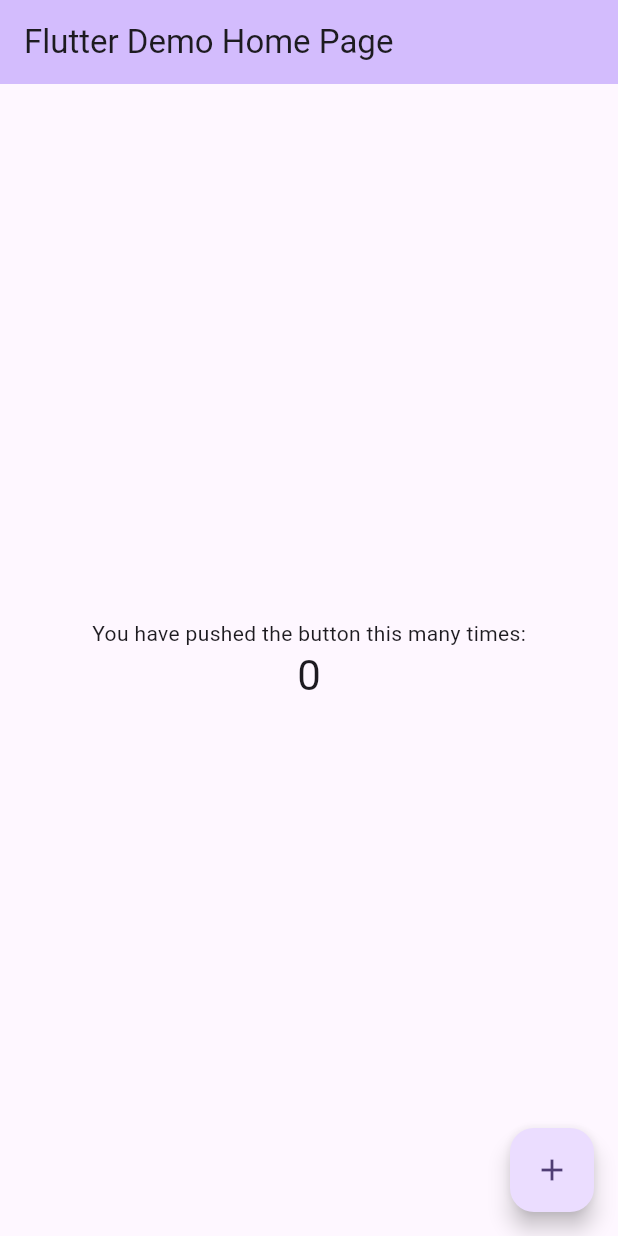
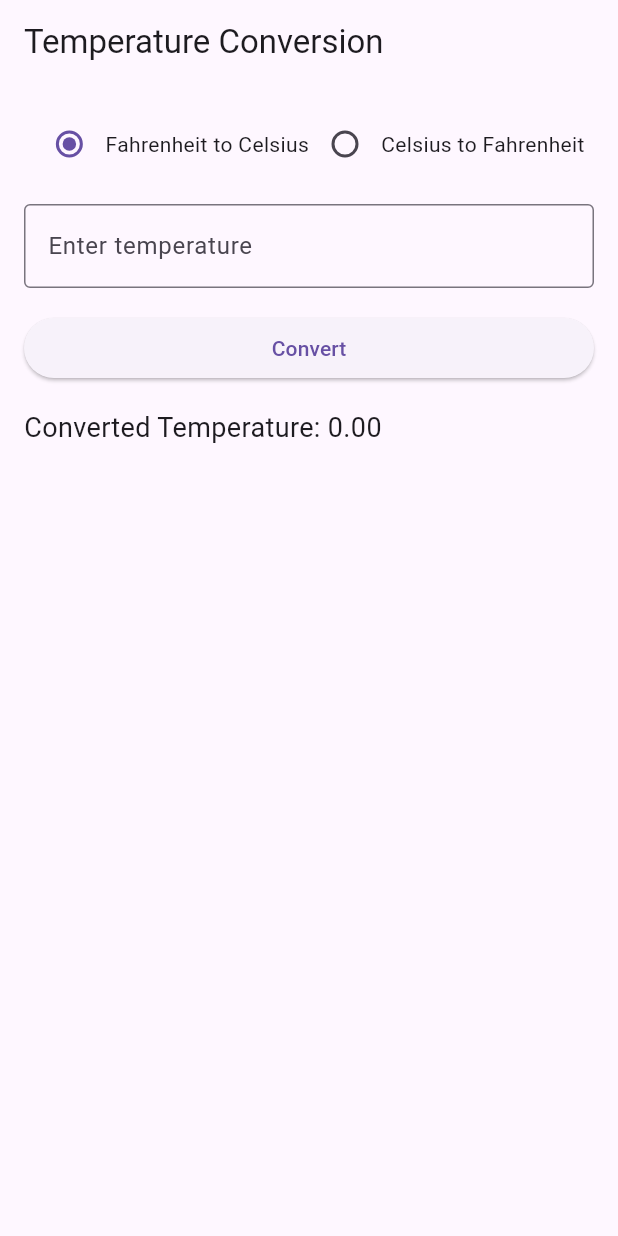
Before and after one commit to Beritha-n12/temperature_converter, a Flutter app: the screen it shows after launch, on a phone screen of 412 x 824 dp. Run offline on Flutter 3.47's test engine with Material 3 defaults, Android fonts, the phone set to English and light mode, and no system bars.

Commit message:
Temperature converter

```diff
--- a/lib/main.dart
+++ b/lib/main.dart
@@ -1,125 +1,126 @@
 import 'package:flutter/material.dart';
 
 void main() {
-  runApp(const MyApp());
+  runApp(const TemperatureConversionApp());
 }
 
-class MyApp extends StatelessWidget {
-  const MyApp({super.key});
+class TemperatureConversionApp extends StatelessWidget {
+  const TemperatureConversionApp({super.key});
 
-  // This widget is the root of your application.
   @override
   Widget build(BuildContext context) {
     return MaterialApp(
-      title: 'Flutter Demo',
+      title: 'Temperature Conversion',
       theme: ThemeData(
-        // This is the theme of your application.
-        //
-        // TRY THIS: Try running your application with "flutter run". You'll see
-        // the application has a purple toolbar. Then, without quitting the app,
-        // try changing the seedColor in the colorScheme below to Colors.green
-        // and then invoke "hot reload" (save your changes or press the "hot
-        // reload" button in a Flutter-supported IDE, or press "r" if you used
-        // the command line to start the app).
-        //
-        // Notice that the counter didn't reset back to zero; the application
-        // state is not lost during the reload. To reset the state, use hot
-        // restart instead.
-        //
-        // This works for code too, not just values: Most code changes can be
-        // tested with just a hot reload.
-        colorScheme: ColorScheme.fromSeed(seedColor: Colors.deepPurple),
-        useMaterial3: true,
+        primarySwatch: Colors.blue,
       ),
-      home: const MyHomePage(title: 'Flutter Demo Home Page'),
+      home: const TemperatureConversionPage(),
     );
   }
 }
 
-class MyHomePage extends StatefulWidget {
-  const MyHomePage({super.key, required this.title});
-
-  // This widget is the home page of your application. It is stateful, meaning
-  // that it has a State object (defined below) that contains fields that affect
-  // how it looks.
-
-  // This class is the configuration for the state. It holds the values (in this
-  // case the title) provided by the parent (in this case the App widget) and
-  // used by the build method of the State. Fields in a Widget subclass are
-  // always marked "final".
-
-  final String title;
+class TemperatureConversionPage extends StatefulWidget {
+  const TemperatureConversionPage({super.key});
 
   @override
-  State<MyHomePage> createState() => _MyHomePageState();
+  // ignore: library_private_types_in_public_api
+  _TemperatureConversionPageState createState() =>
+      _TemperatureConversionPageState();
 }
 
-class _MyHomePageState extends State<MyHomePage> {
-  int _counter = 0;
+class _TemperatureConversionPageState extends State<TemperatureConversionPage> {
+  String _conversionType = 'F to C';
+  double _initialTemperature = 0.0;
+  double _convertedTemperature = 0.0;
+  final List<String> _conversionHistory = [];
 
-  void _incrementCounter() {
+  void _convertTemperature() {
     setState(() {
-      // This call to setState tells the Flutter framework that something has
-      // changed in this State, which causes it to rerun the build method below
-      // so that the display can reflect the updated values. If we changed
-      // _counter without calling setState(), then the build method would not be
-      // called again, and so nothing would appear to happen.
-      _counter++;
+      if (_conversionType == 'F to C') {
+        _convertedTemperature = (_initialTemperature - 32) * 5 / 9;
+        _conversionHistory.add(
+            'F to C: $_initialTemperature => ${_convertedTemperature.toStringAsFixed(2)}');
+      } else {
+        _convertedTemperature = (_initialTemperature * 9 / 5) + 32;
+        _conversionHistory.add(
+            'C to F: $_initialTemperature => ${_convertedTemperature.toStringAsFixed(2)}');
+      }
     });
   }
 
   @override
   Widget build(BuildContext context) {
-    // This method is rerun every time setState is called, for instance as done
-    // by the _incrementCounter method above.
-    //
-    // The Flutter framework has been optimized to make rerunning build methods
-    // fast, so that you can just rebuild anything that needs updating rather
-    // than having to individually change instances of widgets.
     return Scaffold(
       appBar: AppBar(
-        // TRY THIS: Try changing the color here to a specific color (to
-        // Colors.amber, perhaps?) and trigger a hot reload to see the AppBar
-        // change color while the other colors stay the same.
-        backgroundColor: Theme.of(context).colorScheme.inversePrimary,
-        // Here we take the value from the MyHomePage object that was created by
-        // the App.build method, and use it to set our appbar title.
-        title: Text(widget.title),
+        title: const Text('Temperature Conversion'),
       ),
-      body: Center(
-        // Center is a layout widget. It takes a single child and positions it
-        // in the middle of the parent.
+      body: Padding(
+        padding: const EdgeInsets.all(16.0),
         child: Column(
-          // Column is also a layout widget. It takes a list of children and
-          // arranges them vertically. By default, it sizes itself to fit its
-          // children horizontally, and tries to be as tall as its parent.
-          //
-          // Column has various properties to control how it sizes itself and
-          // how it positions its children. Here we use mainAxisAlignment to
-          // center the children vertically; the main axis here is the vertical
-          // axis because Columns are vertical (the cross axis would be
-          // horizontal).
-          //
-          // TRY THIS: Invoke "debug painting" (choose the "Toggle Debug Paint"
-          // action in the IDE, or press "p" in the console), to see the
-          // wireframe for each widget.
-          mainAxisAlignment: MainAxisAlignment.center,
-          children: <Widget>[
-            const Text(
-              'You have pushed the button this many times:',
+          crossAxisAlignment: CrossAxisAlignment.stretch,
+          children: [
+            Row(
+              mainAxisAlignment: MainAxisAlignment.center,
+              children: [
+                Radio(
+                  value: 'F to C',
+                  groupValue: _conversionType,
+                  onChanged: (value) {
+                    setState(() {
+                      _conversionType = value!;
+                    });
+                  },
+                ),
+                const Text('Fahrenheit to Celsius'),
+                Radio(
+                  value: 'C to F',
+                  groupValue: _conversionType,
+                  onChanged: (value) {
+                    setState(() {
+                      _conversionType = value!;
+                    });
+                  },
+                ),
+                const Text('Celsius to Fahrenheit'),
+              ],
             ),
+            const SizedBox(height: 16.0),
+            TextField(
+              keyboardType: TextInputType.number,
+              decoration: const InputDecoration(
+                hintText: 'Enter temperature',
+                border: OutlineInputBorder(),
+              ),
+              onChanged: (value) {
+                setState(() {
+                  _initialTemperature = double.parse(value);
+                });
+              },
+            ),
+            const SizedBox(height: 16.0),
+            ElevatedButton(
+              onPressed: _convertTemperature,
+              child: const Text('Convert'),
+            ),
+            const SizedBox(height: 16.0),
             Text(
-              '$_counter',
-              style: Theme.of(context).textTheme.headlineMedium,
+              'Converted Temperature: ${_convertedTemperature.toStringAsFixed(2)}',
+              style: const TextStyle(fontSize: 18.0),
+            ),
+            const SizedBox(height: 16.0),
+            Expanded(
+              child: ListView.builder(
+                itemCount: _conversionHistory.length,
+                itemBuilder: (context, index) {
+                  return ListTile(
+                    title: Text(_conversionHistory[index]),
+                  );
+                },
+              ),
             ),
           ],
         ),
       ),
-      floatingActionButton: FloatingActionButton(
-        onPressed: _incrementCounter,
-        tooltip: 'Increment',
-        child: const Icon(Icons.add),
-      ), // This trailing comma makes auto-formatting nicer for build methods.
     );
   }
 }
```
Also changed, not shown: 1 other file.
